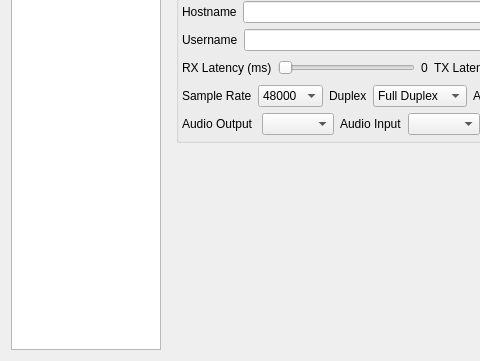
This is settingswidget.ui in adecarolis/wfweb as Qt 5 draws it before an edit; both pictures show x 0 to 480 and y 200 to 561 of the 1118 by 561 pixel window. The edited form follows.
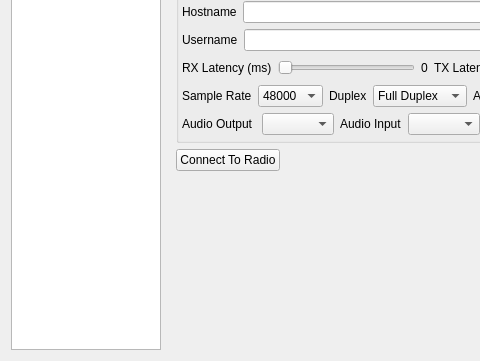
This is the edited form. The open tabs and pages were chosen to show the change. Custom widgets are drawn as their Qt base class.

Commit message: Additional connect button

Patch:
```diff
--- a/settingswidget.ui
+++ b/settingswidget.ui
@@ -734,6 +734,13 @@
            <property name="topMargin">
             <number>0</number>
            </property>
+           <item>
+            <widget class="QPushButton" name="connectBtn">
+             <property name="text">
+              <string>Connect To Radio</string>
+             </property>
+            </widget>
+           </item>
            <item>
             <spacer name="horizontalSpacer_5">
              <property name="orientation">
```
Left out of the diff: 2 changed lines with no effect on the pictures. The commit also changes 4 other files.
